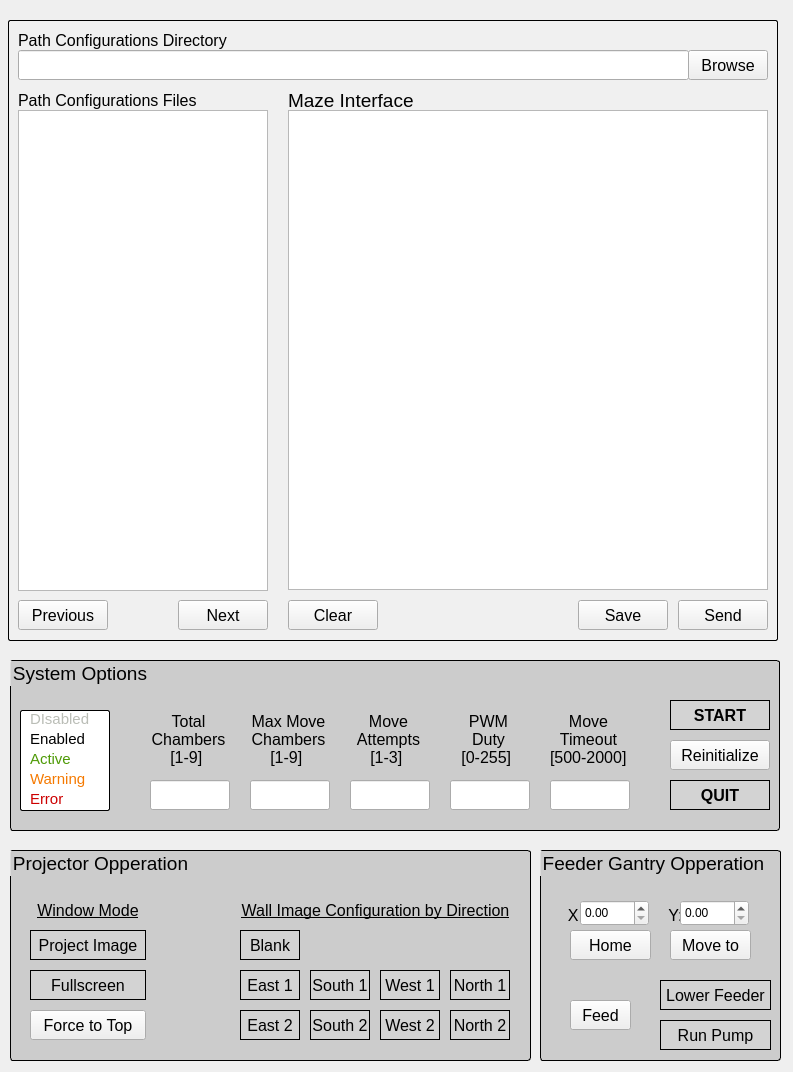
This is src/omniroute_operation/src/three_by_three_interface/interface.ui in NC4Lab/omniroute_ubuntu_ws as Qt 5 draws it before an edit. The edited form follows.
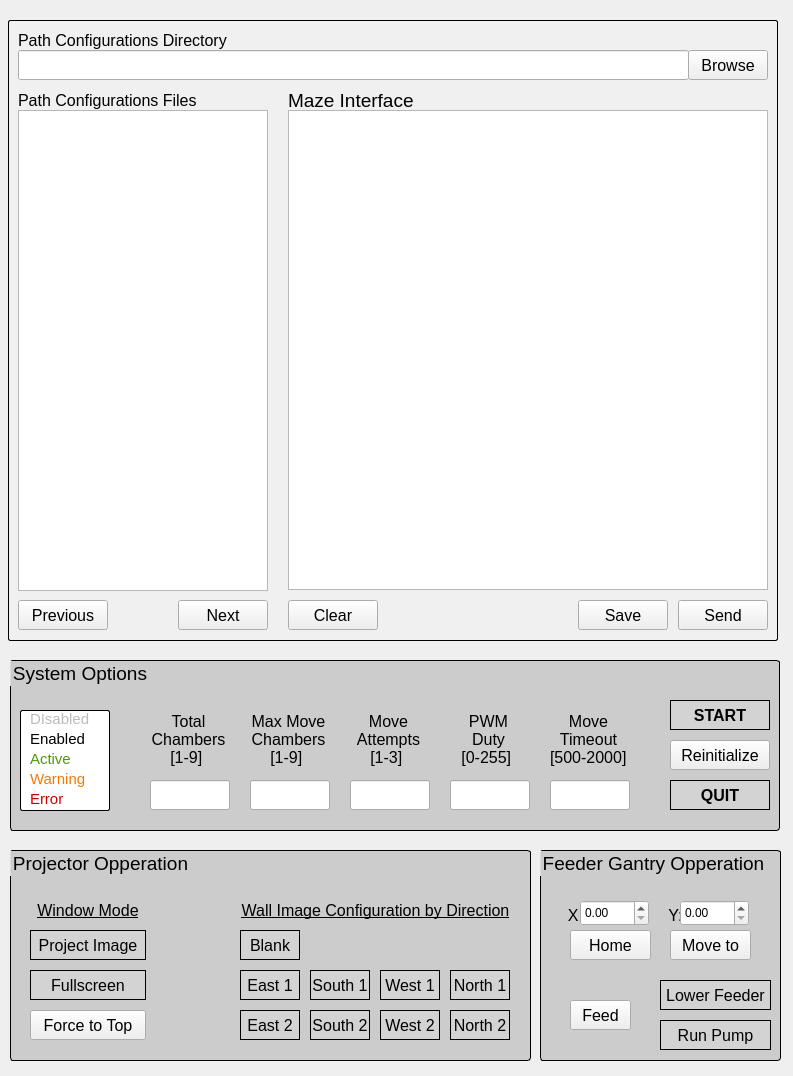
This is the edited form.

The edit to the form file:
```diff
--- a/src/omniroute_operation/src/three_by_three_interface/interface.ui
+++ b/src/omniroute_operation/src/three_by_three_interface/interface.ui
@@ -10,7 +10,7 @@
     <x>0</x>
     <y>0</y>
     <width>793</width>
-    <height>1072</height>
+    <height>1076</height>
    </rect>
   </property>
   <property name="windowTitle">
```
